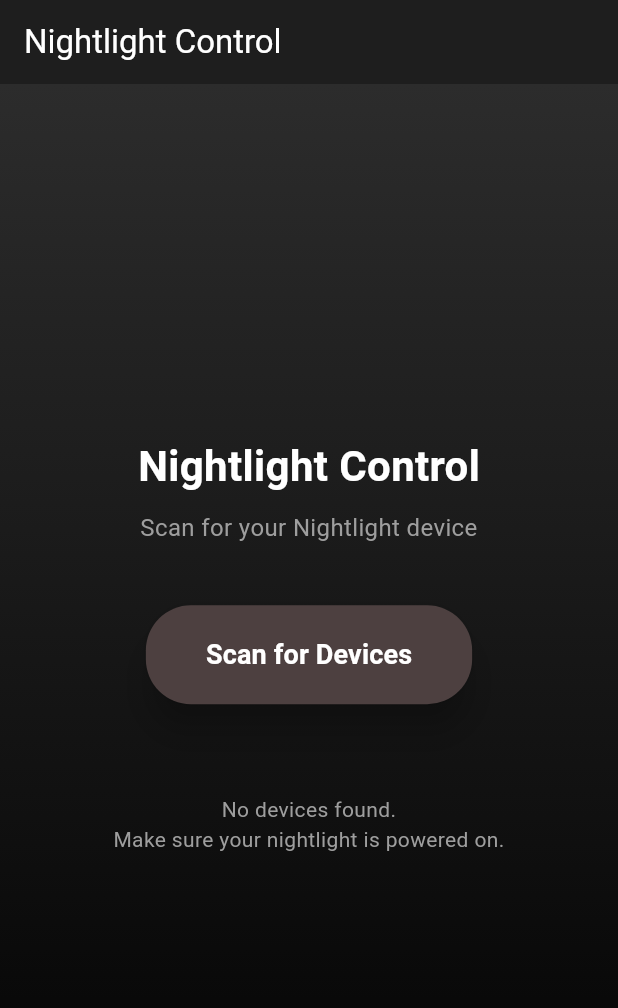
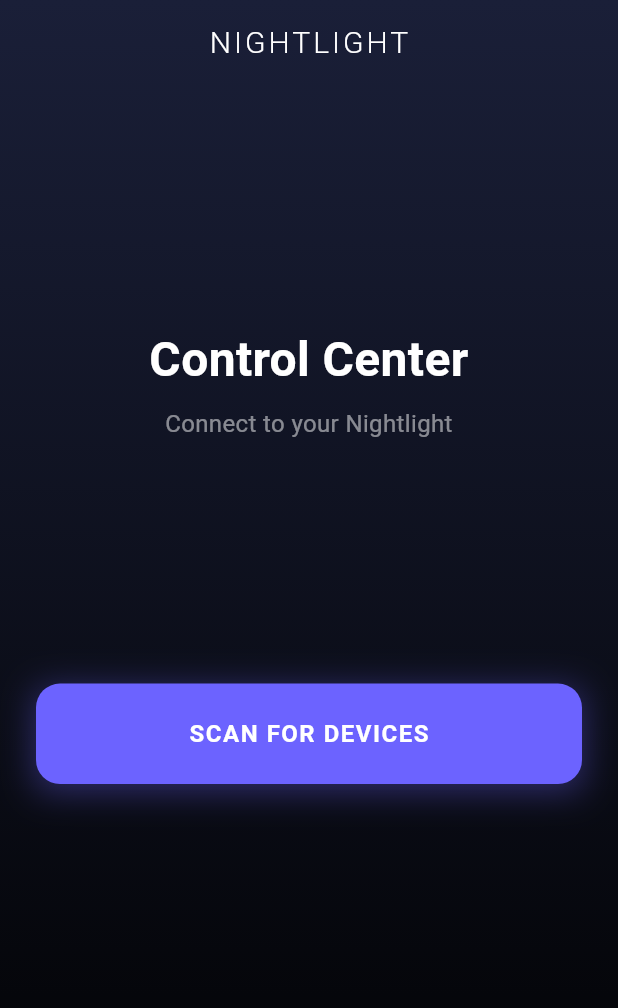
Before and after one commit to Rishabg24/NeoPixel-Night-Light, a Flutter app: the screen it shows after launch, on a phone screen of 412 x 824 dp. Shown: the top 1008 px of the screen. Run offline on Flutter 3.47's test engine with Material 3 defaults, Android fonts, the phone set to English and light mode, and no system bars; our stand-ins replace flutter_blue_plus, shared_preferences; missing offline and left inert: flex_color_picker.

Commit message:
added a better UI for the home screen

```diff
--- a/lib/main.dart
+++ b/lib/main.dart
@@ -3,6 +3,7 @@ import 'package:flutter_blue_plus/flutter_blue_plus.dart';
 import 'package:shared_preferences/shared_preferences.dart';
 import 'package:flex_color_picker/flex_color_picker.dart';
 import 'dart:async';
+import 'dart:ui' as ui;
 
 void main() {
   runApp(const NightlightApp());
@@ -296,26 +297,33 @@ class _HomeScreenState extends State<HomeScreen> {
 
   @override
   Widget build(BuildContext context) {
-    if (isCheckingSavedDevice) {
-      return Scaffold(
-        body: Container(
-          decoration: BoxDecoration(
+    // 1. Define the sophisticated gradient background
+    // Deep Charcoal Blue (Top) -> Pure Black (Bottom)
+    final backgroundGradient = BoxDecoration(
       gradient: LinearGradient(
         colors: [
-                const Color.fromARGB(255, 115, 115, 115),
-                const Color.fromARGB(255, 204, 178, 178),
+          const Color(0xFF1A1F38), // Deep cool charcoal/blue
+          const Color(0xFF000000), // Pure black
         ],
         begin: Alignment.topCenter,
         end: Alignment.bottomCenter,
       ),
-          ),
+    );
+
+    if (isCheckingSavedDevice) {
+      return Scaffold(
+        body: Container(
+          decoration: backgroundGradient,
           child: const Center(
             child: Column(
               mainAxisAlignment: MainAxisAlignment.center,
               children: [
-                CircularProgressIndicator(),
+                CircularProgressIndicator(color: Color(0xFF6C63FF)),
                 SizedBox(height: 20),
-                Text('Checking for saved device...'),
+                Text(
+                  'Syncing...',
+                  style: TextStyle(letterSpacing: 1.2, color: Colors.white54),
+                ),
               ],
             ),
           ),
@@ -324,28 +332,43 @@ class _HomeScreenState extends State<HomeScreen> {
     }
 
     return Scaffold(
+      // 2. THIS LINE fixes the ugly top banner. It lets the background go behind the header.
+      extendBodyBehindAppBar: true,
       appBar: AppBar(
-        title: const Text('Nightlight Control'),
+        title: const Text(
+          'NIGHTLIGHT', // All caps looks more "tech"
+          style: TextStyle(
+            fontSize: 20,
+            fontWeight: FontWeight.w300, // Thinner font looks more elegant
+            letterSpacing: 2.0, // Spacing out letters adds a "premium" feel
+          ),
+        ),
+        centerTitle: true,
+        backgroundColor: Colors.transparent, // Make it invisible
+        elevation: 0, // Remove the shadow line
         actions: [
-          if (savedDeviceId != null) // ← savedDeviceId EXISTS here
+          if (savedDeviceId != null)
             Padding(
-              padding: const EdgeInsets.all(8.0),
+              padding: const EdgeInsets.only(right: 16.0),
               child: Center(
                 child: Container(
                   padding: const EdgeInsets.symmetric(
-                    horizontal: 12,
-                    vertical: 6,
+                    horizontal: 10,
+                    vertical: 5,
                   ),
                   decoration: BoxDecoration(
-                    color: Colors.blue.withOpacity(0.3),
-                    borderRadius: BorderRadius.circular(12),
+                    color: const Color(
+                      0xFF6C63FF,
+                    ).withOpacity(0.2), // Glass effect
+                    borderRadius: BorderRadius.circular(20),
+                    border: Border.all(
+                      color: const Color(0xFF6C63FF).withOpacity(0.5),
                     ),
-                  child: const Row(
-                    children: [
-                      Icon(Icons.bluetooth_searching, size: 16),
-                      SizedBox(width: 4),
-                      Text('Monitoring', style: TextStyle(fontSize: 12)),
-                    ],
+                  ),
+                  child: const Icon(
+                    Icons.bluetooth_searching,
+                    size: 16,
+                    color: Color(0xFF6C63FF),
                   ),
                 ),
               ),
@@ -353,102 +376,167 @@ class _HomeScreenState extends State<HomeScreen> {
         ],
       ),
       body: Container(
-        decoration: BoxDecoration(
-          gradient: LinearGradient(
-            colors: [const Color.fromARGB(255, 44, 44, 44), Colors.black],
-            begin: Alignment.topCenter,
-            end: Alignment.bottomCenter,
+        decoration: backgroundGradient, // Apply the sleek gradient
+        child: SafeArea(
+          // Ensures content doesn't get stuck behind the notch
+          child: Padding(
+            padding: const EdgeInsets.symmetric(horizontal: 24.0),
+            child: Column(
+              crossAxisAlignment: CrossAxisAlignment.stretch,
+              children: [
+                const Spacer(flex: 2),
+
+                // 3. Hero Text
+                const Text(
+                  'Control Center',
+                  textAlign: TextAlign.center,
+                  style: TextStyle(
+                    fontSize: 32,
+                    fontWeight: FontWeight.bold,
+                    color: Colors.white,
                   ),
                 ),
-        child: Center(
-          child: Padding(
-            padding: const EdgeInsets.all(20.0),
-            child: Column(
-              mainAxisAlignment: MainAxisAlignment.center,
-              children: [
-                const Text(
-                  'Nightlight Control',
-                  style: TextStyle(fontSize: 28, fontWeight: FontWeight.bold),
+                const SizedBox(height: 8),
+                Text(
+                  savedDeviceId != null
+                      ? 'Reconnecting to your device...'
+                      : 'Connect to your Nightlight',
+                  textAlign: TextAlign.center,
+                  style: TextStyle(
+                    fontSize: 16,
+                    color: Colors.white.withOpacity(0.5), // Subtle text
+                    height: 1.5,
                   ),
-                const SizedBox(height: 10),
-                Text(
-                  savedDeviceId !=
-                          null // looking to make sure savedDeviceId EXISTS
-                      ? 'Monitoring for saved device...\nOr scan for devices'
-                      : 'Scan for your Nightlight device',
-                  textAlign: TextAlign.center,
-                  style: const TextStyle(fontSize: 16, color: Colors.grey),
                 ),
-                const SizedBox(height: 40),
 
-                // Scan button
-                ElevatedButton(
+                const Spacer(flex: 2),
+
+                // 4. The "Cool" Button
+                // We wrap it in a container to give it a glowing shadow
+                Container(
+                  decoration: BoxDecoration(
+                    boxShadow: [
+                      BoxShadow(
+                        color: const Color(0xFF6C63FF).withOpacity(0.4),
+                        blurRadius: 20,
+                        spreadRadius: 0,
+                        offset: const Offset(0, 4),
+                      ),
+                    ],
+                  ),
+                  child: ElevatedButton(
                     style: ElevatedButton.styleFrom(
-                    backgroundColor: const Color.fromARGB(255, 77, 64, 64),
+                      backgroundColor: const Color(
+                        0xFF6C63FF,
+                      ), // Electric Violet
+                      foregroundColor: Colors.white,
                       padding: const EdgeInsets.symmetric(
-                      horizontal: 40,
-                      vertical: 20,
+                        horizontal: 48,
+                        vertical: 22,
                       ),
                       shape: RoundedRectangleBorder(
-                      borderRadius: BorderRadius.circular(30),
+                        borderRadius: BorderRadius.circular(16),
                       ),
-                    elevation: 10,
+                      elevation: 0, // handled by container
                     ),
                     onPressed: isScanning ? null : startScan,
                     child: isScanning
                         ? const SizedBox(
-                          width: 20,
-                          height: 20,
+                            width: 24,
+                            height: 24,
                             child: CircularProgressIndicator(
+                              color: Colors.white,
                               strokeWidth: 2,
-                            color: Colors.white,
                             ),
                           )
-                      : Text(
-                          'Scan for Devices',
+                        : const Text(
+                            'SCAN FOR DEVICES',
                             style: TextStyle(
-                            fontSize: 18,
+                              fontSize: 16,
                               fontWeight: FontWeight.bold,
-                            color: Colors.white, // Add this line
+                              letterSpacing: 1.0,
                             ),
                           ),
                   ),
+                ),
+
                 const SizedBox(height: 40),
 
-                // List of found devices
+                // 5. The Device List (Glassmorphism Style)
                 if (scanResults.isNotEmpty)
                   Expanded(
+                    flex: 4,
                     child: Container(
                       decoration: BoxDecoration(
+                        color: Colors.white.withOpacity(
+                          0.05,
+                        ), // Very transparent white
+                        borderRadius: BorderRadius.circular(24),
+                        border: Border.all(
                           color: Colors.white.withOpacity(0.1),
-                        borderRadius: BorderRadius.circular(15),
                         ),
-                      child: ListView.builder(
+                      ),
+                      child: ClipRRect(
+                        // Clips the list to the rounded corners
+                        borderRadius: BorderRadius.circular(24),
+                        child: BackdropFilter(
+                          // Adds the "Blur" effect
+                          filter: ui.ImageFilter.blur(sigmaX: 10, sigmaY: 10),
+                          child: ListView.separated(
+                            padding: const EdgeInsets.all(16),
                             itemCount: scanResults.length,
+                            separatorBuilder: (c, i) =>
+                                Divider(color: Colors.white.withOpacity(0.1)),
                             itemBuilder: (context, index) {
                               final result = scanResults[index];
                               final device = result.device;
-                          final deviceName = device.platformName.isEmpty
-                              ? 'Unknown Device'
-                              : device.platformName;
                               final rssi = result.rssi;
 
                               return ListTile(
-                            leading: Icon(
+                                contentPadding: const EdgeInsets.symmetric(
+                                  horizontal: 8,
+                                  vertical: 4,
+                                ),
+                                leading: Container(
+                                  padding: const EdgeInsets.all(10),
+                                  decoration: BoxDecoration(
+                                    color: Colors.black26,
+                                    borderRadius: BorderRadius.circular(12),
+                                  ),
+                                  child: Icon(
                                     Icons.bluetooth,
-                              color: rssi > -70 ? Colors.green : Colors.blue,
+                                    color: rssi > -70
+                                        ? const Color(0xFF03DAC6)
+                                        : Colors.white54,
+                                  ),
                                 ),
                                 title: Text(
-                              deviceName,
+                                  device.platformName.isEmpty
+                                      ? 'Unknown Device'
+                                      : device.platformName,
                                   style: const TextStyle(
-                                fontWeight: FontWeight.bold,
+                                    fontWeight: FontWeight.w600,
+                                    color: Colors.white,
                                   ),
                                 ),
                                 subtitle: Text(
-                              '${device.remoteId}\nSignal: $rssi dBm',
+                                  device.remoteId.toString(),
+                                  style: TextStyle(
+                                    color: Colors.white.withOpacity(0.5),
+                                    fontSize: 12,
                                   ),
-                            isThreeLine: true,
+                                ),
                                 trailing: ElevatedButton(
+                                  style: ElevatedButton.styleFrom(
+                                    backgroundColor: Colors.white.withOpacity(
+                                      0.1,
+                                    ),
+                                    foregroundColor: Colors.white,
+                                    elevation: 0,
+                                    shape: RoundedRectangleBorder(
+                                      borderRadius: BorderRadius.circular(8),
+                                    ),
+                                  ),
                                   onPressed: () => connectToDevice(device),
                                   child: const Text('Connect'),
                                 ),
@@ -456,16 +544,13 @@ class _HomeScreenState extends State<HomeScreen> {
                             },
                           ),
                         ),
+                      ),
+                    ),
                   )
                 else if (!isScanning)
-                  const Padding(
-                    padding: EdgeInsets.all(20.0),
-                    child: Text(
-                      'No devices found.\nMake sure your nightlight is powered on.',
-                      textAlign: TextAlign.center,
-                      style: TextStyle(color: Colors.grey),
-                    ),
-                  ),
+                  const Spacer(flex: 3),
+
+                const SizedBox(height: 20),
               ],
             ),
           ),
```
Lines whose indentation alone changed are shown as unchanged.
